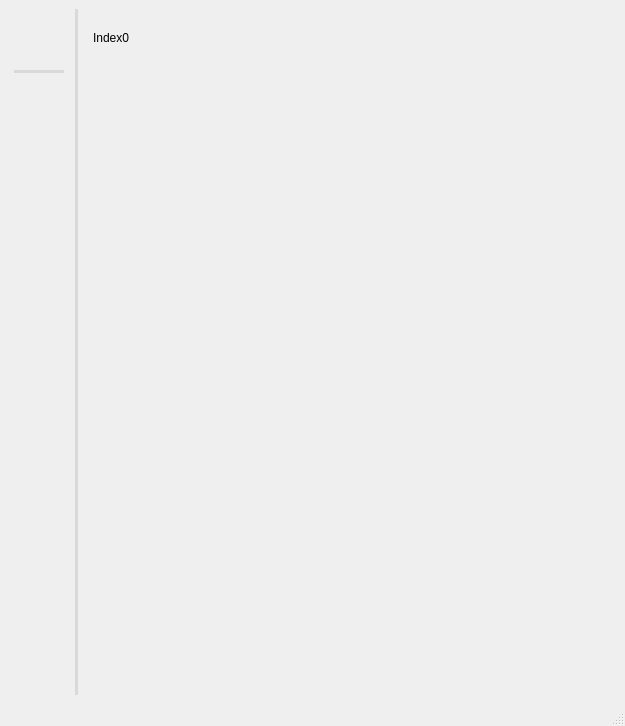
Old version of the form src/ui/resource.ui in the repository ligerr13/PE_Spectroradiometer.
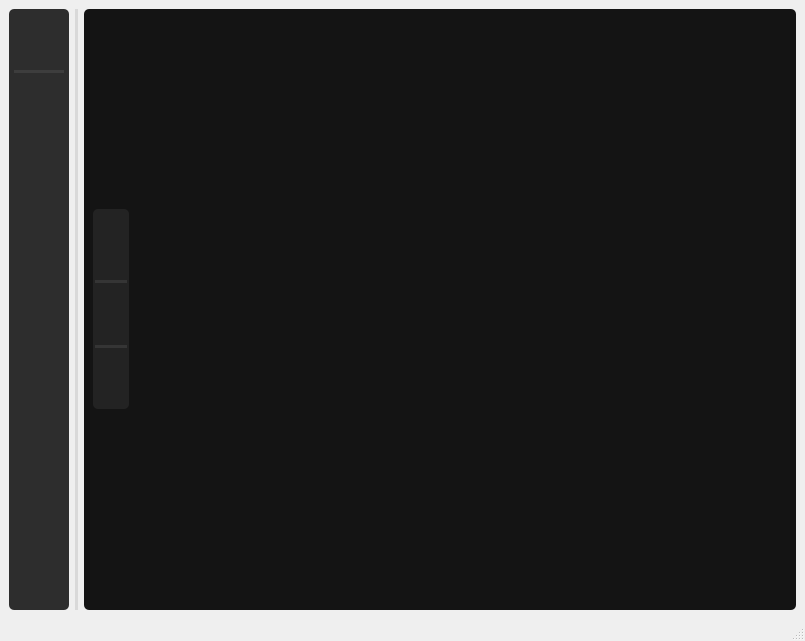
New version of the form. Icons and pictures are not drawn.

```diff
--- a/src/ui/resource.ui
+++ b/src/ui/resource.ui
@@ -6,8 +6,8 @@
    <rect>
     <x>0</x>
     <y>0</y>
-    <width>625</width>
-    <height>726</height>
+    <width>805</width>
+    <height>640</height>
    </rect>
   </property>
   <property name="windowTitle">
@@ -27,98 +27,6 @@
       </property>
      </widget>
     </item>
-    <item row="0" column="2">
-     <widget class="QWidget" name="widget_2" native="true">
-      <property name="enabled">
-       <bool>true</bool>
-      </property>
-      <property name="minimumSize">
-       <size>
-        <width>495</width>
-        <height>601</height>
-       </size>
-      </property>
-      <property name="autoFillBackground">
-       <bool>false</bool>
-      </property>
-      <layout class="QGridLayout" name="gridLayout_2">
-       <item row="0" column="1">
-        <spacer name="horizontalSpacer">
-         <property name="orientation">
-          <enum>Qt::Horizontal</enum>
-         </property>
-         <property name="sizeHint" stdset="0">
-          <size>
-           <width>40</width>
-           <height>20</height>
-          </size>
-         </property>
-        </spacer>
-       </item>
-       <item row="0" column="0">
-        <widget class="QStackedWidget" name="stackedWidget">
-         <property name="maximumSize">
-          <size>
-           <width>300</width>
-           <height>16777215</height>
-          </size>
-         </property>
-         <property name="styleSheet">
-          <string notr="true"/>
-         </property>
-         <property name="currentIndex">
-          <number>0</number>
-         </property>
-         <widget class="QWidget" name="page">
-          <widget class="QLabel" name="label">
-           <property name="geometry">
-            <rect>
-             <x>0</x>
-             <y>10</y>
-             <width>131</width>
-             <height>20</height>
-            </rect>
-           </property>
-           <property name="text">
-            <string>Index0</string>
-           </property>
-          </widget>
-         </widget>
-         <widget class="QWidget" name="page_3">
-          <widget class="QLabel" name="label_3">
-           <property name="geometry">
-            <rect>
-             <x>10</x>
-             <y>10</y>
-             <width>58</width>
-             <height>16</height>
-            </rect>
-           </property>
-           <property name="text">
-            <string>index3</string>
-           </property>
-          </widget>
-         </widget>
-         <widget class="QWidget" name="page_2">
-          <widget class="QLabel" name="label_2">
-           <property name="geometry">
-            <rect>
-             <x>20</x>
-             <y>20</y>
-             <width>58</width>
-             <height>16</height>
-            </rect>
-           </property>
-           <property name="text">
-            <string>Index2</string>
-           </property>
-          </widget>
-         </widget>
-        </widget>
-       </item>
-      </layout>
-     </widget>
-    </item>
     <item row="0" column="0">
      <widget class="QWidget" name="widget" native="true">
       <property name="minimumSize">
@@ -134,7 +42,8 @@
        </size>
       </property>
       <property name="styleSheet">
-       <string notr="true"/>
+       <string notr="true">background-color: rgb(45, 45, 45);
+border-radius: 5px;</string>
       </property>
       <layout class="QVBoxLayout" name="verticalLayout_3">
        <property name="leftMargin">
@@ -318,6 +227,266 @@
       </layout>
      </widget>
     </item>
+    <item row="0" column="2">
+     <widget class="QWidget" name="widget_2" native="true">
+      <property name="enabled">
+       <bool>true</bool>
+      </property>
+      <property name="minimumSize">
+       <size>
+        <width>495</width>
+        <height>601</height>
+       </size>
+      </property>
+      <property name="autoFillBackground">
+       <bool>false</bool>
+      </property>
+      <property name="styleSheet">
+       <string notr="true">background-color: rgb(20, 20, 20); 
+border-radius: 5px;</string>
+      </property>
+      <layout class="QGridLayout" name="gridLayout_2">
+       <item row="0" column="0">
+        <widget class="QStackedWidget" name="stackedWidget">
+         <property name="maximumSize">
+          <size>
+           <width>16777215</width>
+           <height>16777215</height>
+          </size>
+         </property>
+         <property name="styleSheet">
+          <string notr="true"/>
+         </property>
+         <property name="currentIndex">
+          <number>0</number>
+         </property>
+         <widget class="QWidget" name="page">
+          <layout class="QGridLayout" name="gridLayout_4">
+           <property name="leftMargin">
+            <number>0</number>
+           </property>
+           <property name="topMargin">
+            <number>0</number>
+           </property>
+           <property name="rightMargin">
+            <number>0</number>
+           </property>
+           <property name="bottomMargin">
+            <number>0</number>
+           </property>
+           <item row="1" column="0">
+            <widget class="QWidget" name="widget_4" native="true">
+             <property name="minimumSize">
+              <size>
+               <width>0</width>
+               <height>0</height>
+              </size>
+             </property>
+             <property name="maximumSize">
+              <size>
+               <width>60</width>
+               <height>200</height>
+              </size>
+             </property>
+             <property name="styleSheet">
+              <string notr="true">background-color: rgb(35, 35, 35);</string>
+             </property>
+             <layout class="QHBoxLayout" name="horizontalLayout">
+              <property name="leftMargin">
+               <number>0</number>
+              </property>
+              <property name="topMargin">
+               <number>0</number>
+              </property>
+              <property name="rightMargin">
+               <number>0</number>
+              </property>
+              <property name="bottomMargin">
+               <number>0</number>
+              </property>
+              <item>
+               <layout class="QVBoxLayout" name="verticalLayout_6">
+                <property name="leftMargin">
+                 <number>2</number>
+                </property>
+                <property name="topMargin">
+                 <number>0</number>
+                </property>
+                <property name="rightMargin">
+                 <number>2</number>
+                </property>
+                <property name="bottomMargin">
+                 <number>0</number>
+                </property>
+                <item>
+                 <widget class="QPushButton" name="pushButton_4">
+                  <property name="minimumSize">
+                   <size>
+                    <width>30</width>
+                    <height>30</height>
+                   </size>
+                  </property>
+                  <property name="maximumSize">
+                   <size>
+                    <width>45</width>
+                    <height>45</height>
+                   </size>
+                  </property>
+                  <property name="cursor">
+                   <cursorShape>PointingHandCursor</cursorShape>
+                  </property>
+                  <property name="styleSheet">
+                   <string notr="true">border: 0px
+</string>
+                  </property>
+                  <property name="text">
+                   <string/>
+                  </property>
+                  <property name="icon">
+                   <iconset>
+                    <normaloff>../../resources/icons/delete.png</normaloff>../../resources/icons/delete.png</iconset>
+                  </property>
+                  <property name="iconSize">
+                   <size>
+                    <width>15</width>
+                    <height>15</height>
+                   </size>
+                  </property>
+                 </widget>
+                </item>
+                <item>
+                 <widget class="Line" name="line_2">
+                  <property name="styleSheet">
+                   <string notr="true">background-color: rgba(129, 129, 129, 50);
+border: 0px;
+border-radius: 50%</string>
+                  </property>
+                  <property name="orientation">
+                   <enum>Qt::Horizontal</enum>
+                  </property>
+                 </widget>
+                </item>
+                <item>
+                 <widget class="QPushButton" name="pushButton_6">
+                  <property name="minimumSize">
+                   <size>
+                    <width>30</width>
+                    <height>30</height>
+                   </size>
+                  </property>
+                  <property name="maximumSize">
+                   <size>
+                    <width>45</width>
+                    <height>16777215</height>
+                   </size>
+                  </property>
+                  <property name="cursor">
+                   <cursorShape>PointingHandCursor</cursorShape>
+                  </property>
+                  <property name="styleSheet">
+                   <string notr="true">border: 0px
+</string>
+                  </property>
+                  <property name="text">
+                   <string/>
+                  </property>
+                  <property name="icon">
+                   <iconset>
+                    <normaloff>../../resources/icons/move.png</normaloff>../../resources/icons/move.png</iconset>
+                  </property>
+                  <property name="iconSize">
+                   <size>
+                    <width>15</width>
+                    <height>15</height>
+                   </size>
+                  </property>
+                 </widget>
+                </item>
+                <item>
+                 <widget class="Line" name="line_4">
+                  <property name="styleSheet">
+                   <string notr="true">background-color: rgba(129, 129, 129, 50);
+border: 0px;
+border-radius: 50%</string>
+                  </property>
+                  <property name="orientation">
+                   <enum>Qt::Horizontal</enum>
+                  </property>
+                 </widget>
+                </item>
+                <item>
+                 <widget class="QPushButton" name="pushButton_5">
+                  <property name="minimumSize">
+                   <size>
+                    <width>30</width>
+                    <height>30</height>
+                   </size>
+                  </property>
+                  <property name="maximumSize">
+                   <size>
+                    <width>45</width>
+                    <height>16777215</height>
+                   </size>
+                  </property>
+                  <property name="cursor">
+                   <cursorShape>PointingHandCursor</cursorShape>
+                  </property>
+                  <property name="styleSheet">
+                   <string notr="true">border: 0px
+</string>
+                  </property>
+                  <property name="text">
+                   <string/>
+                  </property>
+                  <property name="icon">
+                   <iconset>
+                    <normaloff>../../resources/icons/more.png</normaloff>../../resources/icons/more.png</iconset>
+                  </property>
+                  <property name="iconSize">
+                   <size>
+                    <width>15</width>
+                    <height>15</height>
+                   </size>
+                  </property>
+                 </widget>
+                </item>
+               </layout>
+              </item>
+             </layout>
+            </widget>
+           </item>
+           <item row="1" column="1">
+            <widget class="QGraphicsView" name="graphicsView"/>
+           </item>
+          </layout>
+         </widget>
+         <widget class="QWidget" name="page_3">
+          <layout class="QVBoxLayout" name="verticalLayout_5">
+           <item>
+            <widget class="QLabel" name="label_3">
+             <property name="text">
+              <string>index3</string>
+             </property>
+            </widget>
+           </item>
+          </layout>
+         </widget>
+         <widget class="QWidget" name="page_2">
+          <layout class="QVBoxLayout" name="verticalLayout_2">
+           <item>
+            <widget class="QLabel" name="label_2">
+             <property name="text">
+              <string>Index2</string>
+             </property>
+            </widget>
+           </item>
+          </layout>
+         </widget>
+        </widget>
+       </item>
+      </layout>
+     </widget>
+    </item>
    </layout>
   </widget>
   <widget class="QStatusBar" name="statusbar"/>
```
Left out of the diff: 3 changed lines with no effect on the pictures.
